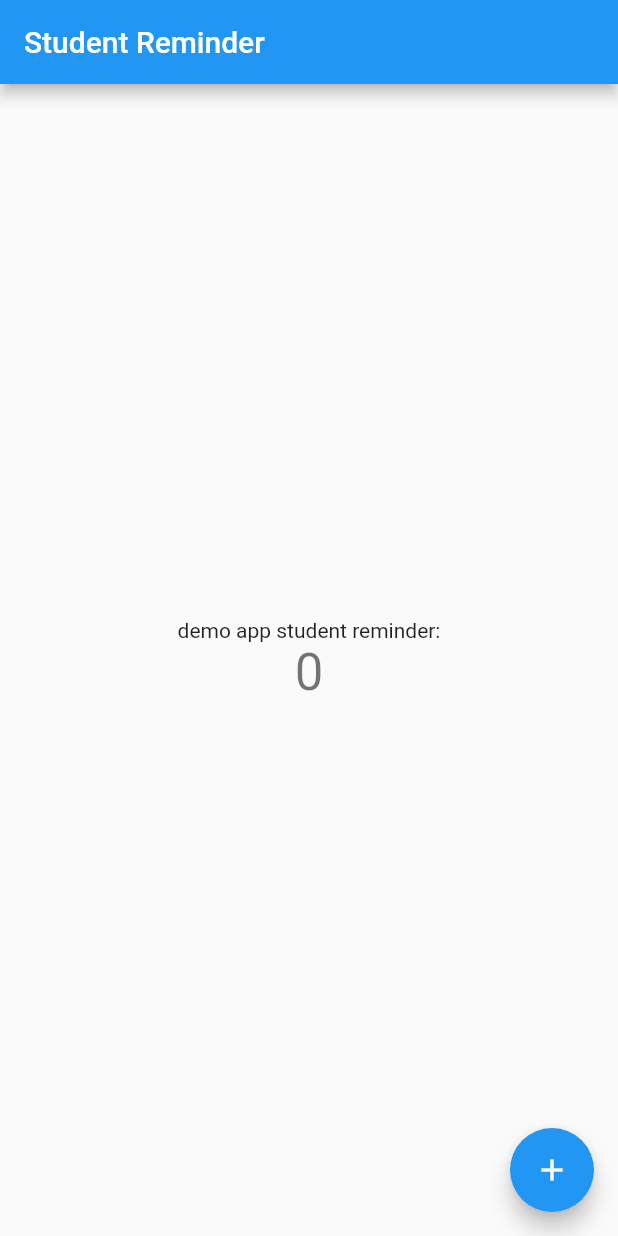
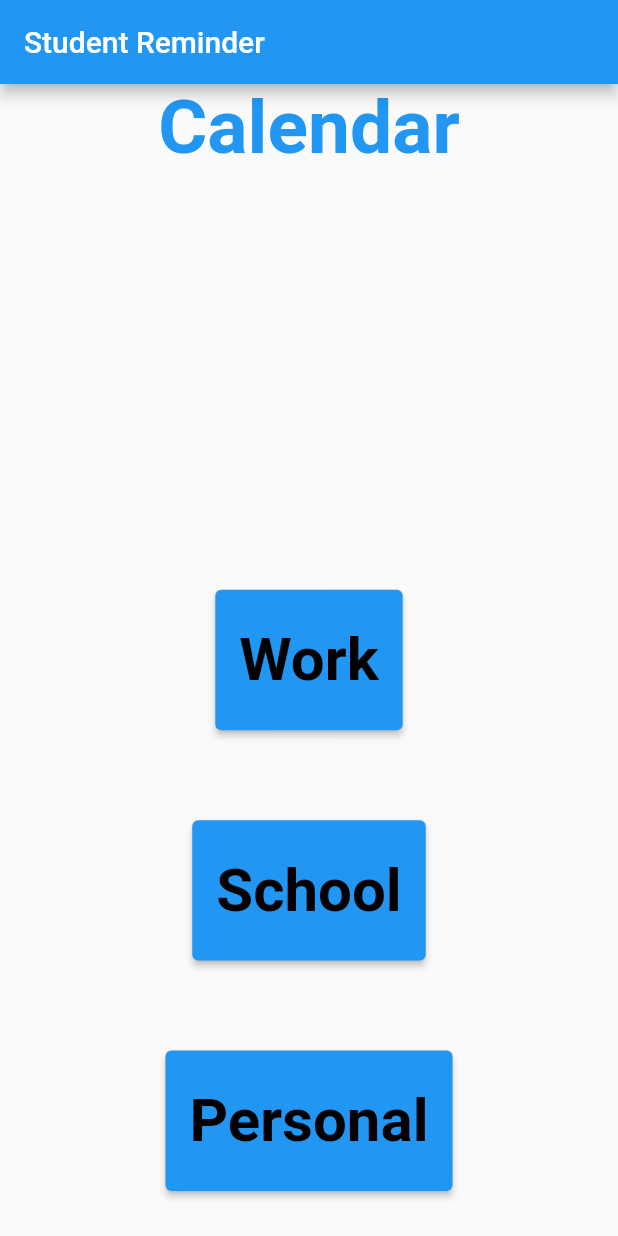
Before and after one commit to beckli1233/student-reminder, a Flutter app: the screen it shows after launch, on a phone screen of 412 x 824 dp. Run offline on Flutter 3.47's test engine with Material 2 defaults, Android fonts, the phone set to English and light mode, and no system bars.

Commit message:
second commit

```diff
--- a/lib/main.dart
+++ b/lib/main.dart
@@ -1,5 +1,7 @@
 import 'package:flutter/material.dart';
-
+import 'work.dart';
+import 'school.dart';
+import 'personal.dart';
 void main() {
   runApp(MyApp());
 }
@@ -11,15 +13,6 @@ class MyApp extends StatelessWidget {
     return MaterialApp(
       title: 'Flutter Demo',
       theme: ThemeData(
-        // This is the theme of your application.
-        //
-        // Try running your application with "flutter run". You'll see the
-        // application has a blue toolbar. Then, without quitting the app, try
-        // changing the primarySwatch below to Colors.green and then invoke
-        // "hot reload" (press "r" in the console where you ran "flutter run",
-        // or simply save your changes to "hot reload" in a Flutter IDE).
-        // Notice that the counter didn't reset back to zero; the application
-        // is not restarted.
         primarySwatch: Colors.blue,
       ),
       home: MyHomePage(title: 'Student Reminder'),
@@ -29,16 +22,6 @@ class MyApp extends StatelessWidget {
 
 class MyHomePage extends StatefulWidget {
   MyHomePage({Key? key, required this.title}) : super(key: key);
-
-  // This widget is the home page of your application. It is stateful, meaning
-  // that it has a State object (defined below) that contains fields that affect
-  // how it looks.
-
-  // This class is the configuration for the state. It holds the values (in this
-  // case the title) provided by the parent (in this case the App widget) and
-  // used by the build method of the State. Fields in a Widget subclass are
-  // always marked "final".
-
   final String title;
 
   @override
@@ -46,18 +29,8 @@ class MyHomePage extends StatefulWidget {
 }
 
 class _MyHomePageState extends State<MyHomePage> {
-  int _counter = 0;
 
-  void _incrementCounter() {
-    setState(() {
-      // This call to setState tells the Flutter framework that something has
-      // changed in this State, which causes it to rerun the build method below
-      // so that the display can reflect the updated values. If we changed
-      // _counter without calling setState(), then the build method would not be
-      // called again, and so nothing would appear to happen.
-      _counter++;
-    });
-  }
+
 
   @override
   Widget build(BuildContext context) {
@@ -74,40 +47,105 @@ class _MyHomePageState extends State<MyHomePage> {
         title: Text(widget.title),
       ),
       body: Center(
-        // Center is a layout widget. It takes a single child and positions it
-        // in the middle of the parent.
         child: Column(
-          // Column is also a layout widget. It takes a list of children and
-          // arranges them vertically. By default, it sizes itself to fit its
-          // children horizontally, and tries to be as tall as its parent.
-          //
-          // Invoke "debug painting" (press "p" in the console, choose the
-          // "Toggle Debug Paint" action from the Flutter Inspector in Android
-          // Studio, or the "Toggle Debug Paint" command in Visual Studio Code)
-          // to see the wireframe for each widget.
-          //
-          // Column has various properties to control how it sizes itself and
-          // how it positions its children. Here we use mainAxisAlignment to
-          // center the children vertically; the main axis here is the vertical
-          // axis because Columns are vertical (the cross axis would be
-          // horizontal).
-          mainAxisAlignment: MainAxisAlignment.center,
-          children: <Widget>[
-            Text(
-              'demo app student reminder:',
+          children:[
+            Expanded(
+              flex:20,
+              child: Text(
+                  'Calendar',
+                  style: TextStyle(
+                    fontSize: 50,
+                    fontStyle: FontStyle.normal,
+                    fontWeight: FontWeight.bold,
+                    color: Colors.blue,
+                  )
+              ),
+                ),
+            Expanded(
+               flex:10,
+                child:Container(
+                  margin: EdgeInsets.only(top:30,bottom:30),
+                  child: ElevatedButton(
+                      onPressed: () {
+                        Navigator.push(
+                          context,
+                          MaterialPageRoute(
+                              builder: (context) => WorkPage(title: 'work')),
+                        );
+                      },
+                      child: Text(
+                          'Work',
+                          style: TextStyle(
+                            fontSize: 40,
+                            fontStyle: FontStyle.normal,
+                            fontWeight: FontWeight.bold,
+                            color: Colors.black,
+                          )
+
+                      )
+
+                  ),
+                ),
             ),
-            Text(
-              '$_counter',
-              style: Theme.of(context).textTheme.headline4,
+            Expanded(
+              flex:10,
+              child:Container(
+                margin: EdgeInsets.only(top:30,bottom:30),
+                child:ElevatedButton(
+                    onPressed: (){
+                      Navigator.push(
+                        context,
+                        MaterialPageRoute(builder: (context) => SchoolPage(title:'school')),
+                      );
+                    }
+
+                    ,
+                    child: Text(
+                        'School',
+                        style: TextStyle(
+                          fontSize: 40,
+                          fontStyle: FontStyle.normal,
+                          fontWeight: FontWeight.bold,
+                          color: Colors.black,
+                        )
+
+                    )
+
+                ),
+              ),
             ),
-          ],
-        ),
-      ),
-      floatingActionButton: FloatingActionButton(
-        onPressed: _incrementCounter,
-        tooltip: 'Increment',
-        child: Icon(Icons.add),
-      ), // This trailing comma makes auto-formatting nicer for build methods.
+            Expanded(
+              flex:10,
+              child:Container(
+                margin: EdgeInsets.only(top:30,bottom:30),
+                child: ElevatedButton(
+                    onPressed: (){
+                      Navigator.push(
+                        context,
+                        MaterialPageRoute(builder: (context) => PersonalPage(title:'Personal')),
+                      );
+                    }
+
+                    ,
+                    child: Text(
+                        'Personal',
+                        style: TextStyle(
+                          fontSize: 40,
+                          fontStyle: FontStyle.normal,
+                          fontWeight: FontWeight.bold,
+                          color: Colors.black,
+                        )
+
+                    )
+
+                ),
+              ),
+            ),
+
+                            ],
+                     )
+                  ),
     );
   }
+
 }
```
Also changed, not shown: lib/personal.dart (added, +89 -0 lines), lib/school.dart (added, +89 -0 lines), lib/work.dart (added, +40 -0 lines).
